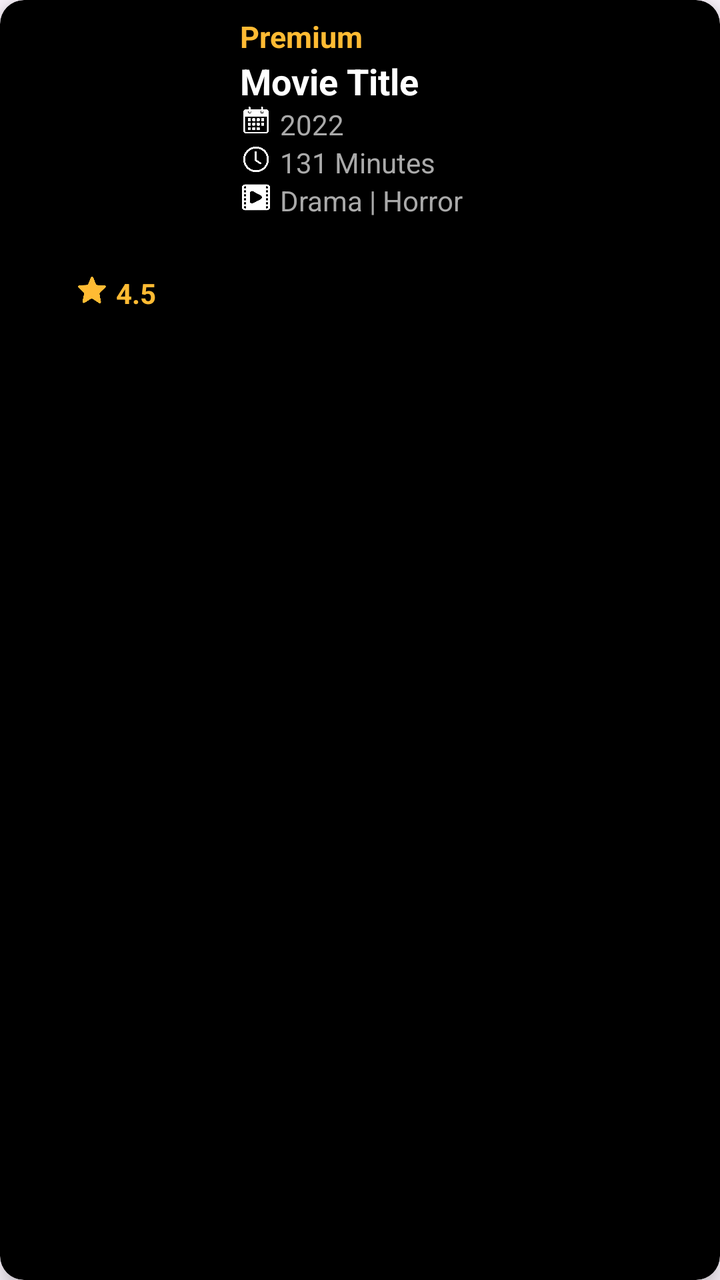
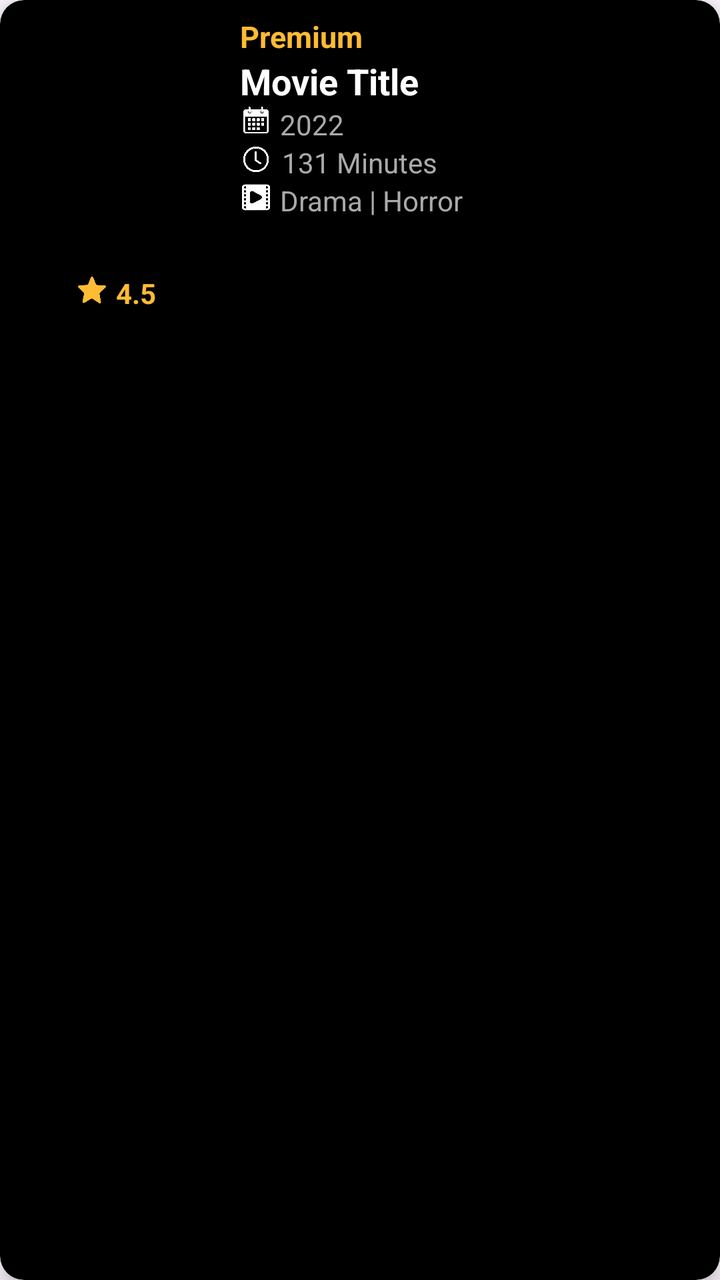

Before-and-after screenshots of an Android layout around one commit, followed by the original layout XML and the change that was made.
<!-- AndroidManifest.xml: application theme Theme.Navigate -->
<!-- res/layout/item_movie.xml -->
<?xml version="1.0" encoding="utf-8"?>
<androidx.cardview.widget.CardView
    xmlns:android="http://schemas.android.com/apk/res/android"
    xmlns:app="http://schemas.android.com/apk/res-auto"
    android:layout_width="match_parent"
    android:layout_height="wrap_content"
    android:layout_margin="8dp"
    app:cardCornerRadius="12dp"
    app:cardElevation="6dp"
    android:backgroundTint="@color/black">

    <LinearLayout
        android:orientation="horizontal"
        android:padding="8dp"
        android:layout_width="match_parent"
        android:layout_height="wrap_content">

        <FrameLayout
            android:layout_width="100dp"
            android:layout_height="150dp">

            <ImageView
                android:id="@+id/imgPoster"
                android:layout_width="match_parent"
                android:layout_height="match_parent"
                android:scaleType="centerCrop"/>

            <LinearLayout
                android:orientation="horizontal"
                android:layout_width="wrap_content"
                android:layout_height="wrap_content"
                android:layout_gravity="bottom|center_horizontal"
                android:background="@android:color/black"
                android:padding="2dp">

                <ImageView
                    android:id="@+id/iconStar"
                    android:layout_width="16dp"
                    android:layout_height="16dp"
                    android:src="@drawable/star"
                    android:tint="@android:color/holo_orange_light"
                    android:layout_marginEnd="4dp"/>

                <TextView
                    android:id="@+id/txtRating"
                    android:layout_width="wrap_content"
                    android:layout_height="wrap_content"
                    android:text="4.5"
                    android:textColor="@android:color/holo_orange_light"
                    android:textStyle="bold"/>
            </LinearLayout>
        </FrameLayout>

        <LinearLayout
            android:orientation="vertical"
            android:layout_marginStart="12dp"
            android:layout_width="match_parent"
            android:layout_height="wrap_content">

            <TextView
                android:id="@+id/txtLabel"
                android:layout_width="wrap_content"
                android:layout_height="wrap_content"
                android:text="Premium"
                android:textStyle="bold"
                android:textColor="@android:color/holo_orange_light"
                android:textSize="15sp"/>

            <TextView
                android:id="@+id/txtTitle"
                android:layout_width="wrap_content"
                android:layout_height="wrap_content"
                android:text="Movie Title"
                android:textStyle="bold"
                android:textSize="18sp"
                android:textColor="@android:color/white"/>

            <LinearLayout
                android:orientation="horizontal"
                android:layout_width="wrap_content"
                android:layout_height="wrap_content">

                <ImageView
                    android:id="@+id/iconCalendar"
                    android:layout_width="16dp"
                    android:layout_height="16dp"
                    android:src="@drawable/calender"
                    android:tint="@android:color/white"
                    android:layout_marginEnd="4dp"/>

                <TextView
                    android:id="@+id/txtYear"
                    android:layout_width="wrap_content"
                    android:layout_height="wrap_content"
                    android:text="2022"
                    android:textColor="@android:color/darker_gray"/>
            </LinearLayout>

            <LinearLayout
                android:orientation="horizontal"
                android:layout_width="wrap_content"
                android:layout_height="wrap_content">

                <ImageView
                    android:id="@+id/iconTime"
                    android:layout_width="16dp"
                    android:layout_height="16dp"
                    android:src="@drawable/time"
                    android:tint="@android:color/white"
                    android:layout_marginEnd="4dp"/>

                <TextView
                    android:id="@+id/txtDuration"
                    android:layout_width="wrap_content"
                    android:layout_height="wrap_content"
                    android:text="131 Minutes"
                    android:textColor="@android:color/darker_gray"/>
            </LinearLayout>

            <LinearLayout
                android:orientation="horizontal"
                android:layout_width="wrap_content"
                android:layout_height="wrap_content">

                <ImageView
                    android:id="@+id/iconGenre"
                    android:layout_width="16dp"
                    android:layout_height="16dp"
                    android:src="@drawable/movie"
                    android:tint="@android:color/white"
                    android:layout_marginEnd="4dp"/>

                <TextView
                    android:id="@+id/txtGenre"
                    android:layout_width="wrap_content"
                    android:layout_height="wrap_content"
                    android:text="Drama | Horror"
                    android:textColor="@android:color/darker_gray"/>
            </LinearLayout>
        </LinearLayout>
    </LinearLayout>
</androidx.cardview.widget.CardView>
<!-- resources referenced by this layout -->
<resources>
  <color name="black">#FF000000</color>
  <!-- drawable calender: jpg bitmap (drawable, 44071 bytes) -->
  <!-- drawable movie: png bitmap (drawable, 53676 bytes) -->
  <!-- drawable star: png bitmap (drawable, 160114 bytes) -->
  <!-- drawable time: png bitmap (drawable, 59039 bytes) -->
  <style name="Theme.Navigate" parent="Base.Theme.Navigate" />
  <style name="Base.Theme.Navigate" parent="Theme.Material3.DayNight.NoActionBar">
          
          
      </style>
</resources>

<!-- the commit's change to res/layout/item_movie.xml (unified diff, before → after) -->
@@ -107,7 +107,7 @@
                     android:layout_height="16dp"
                     android:src="@drawable/time"
                     android:tint="@android:color/white"
-                    android:layout_marginEnd="4dp"/>
+                    android:layout_marginEnd="5dp"/>
 
                 <TextView
                     android:id="@+id/txtDuration"
